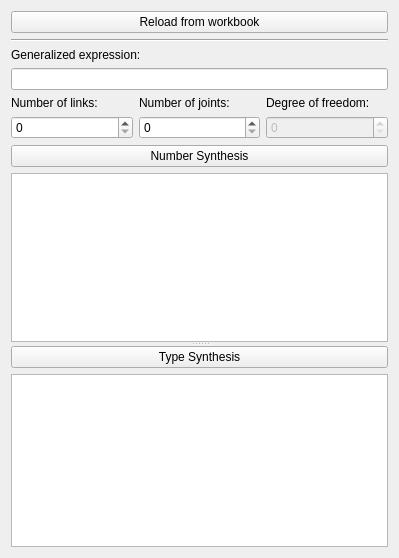
This is core/synthesis/NumberAndTypeSynthesis/Permutations.ui in KmolYuan/Pyslvs-UI as Qt 5 draws it before an edit. The edited form follows.
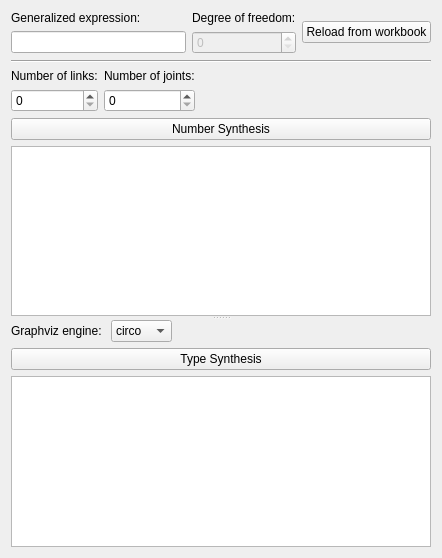
This is the edited form. Icons and pictures are not drawn.

Diff of the .ui file:
```diff
--- a/core/synthesis/NumberAndTypeSynthesis/Permutations.ui
+++ b/core/synthesis/NumberAndTypeSynthesis/Permutations.ui
@@ -6,7 +6,7 @@
    <rect>
     <x>0</x>
     <y>0</y>
-    <width>399</width>
+    <width>442</width>
     <height>558</height>
    </rect>
   </property>
@@ -17,16 +17,46 @@
    <iconset resource="../../../icons.qrc">
     <normaloff>:/icons/NumberAndTypeSynthesis.png</normaloff>:/icons/NumberAndTypeSynthesis.png</iconset>
   </property>
-  <layout class="QVBoxLayout" name="verticalLayout_4">
-   <item>
     <layout class="QVBoxLayout" name="verticalLayout">
      <item>
+    <layout class="QHBoxLayout" name="horizontalLayout_3">
+     <item>
+      <layout class="QGridLayout" name="gridLayout_2">
+       <item row="0" column="0">
+        <widget class="QLabel" name="Expression_joint_text">
+         <property name="text">
+          <string>Generalized expression:</string>
+         </property>
+        </widget>
+       </item>
+       <item row="1" column="0">
+        <widget class="QLineEdit" name="Expression_joint"/>
+       </item>
+       <item row="0" column="1">
+        <widget class="QLabel" name="DOF_text">
+         <property name="text">
+          <string>Degree of freedom:</string>
+         </property>
+        </widget>
+       </item>
+       <item row="1" column="1">
+        <widget class="QSpinBox" name="DOF_input">
+         <property name="enabled">
+          <bool>false</bool>
+         </property>
+        </widget>
+       </item>
+      </layout>
+     </item>
+     <item>
       <widget class="QPushButton" name="ReloadMechanism">
        <property name="text">
         <string>Reload from workbook</string>
        </property>
       </widget>
      </item>
+    </layout>
+   </item>
      <item>
       <widget class="Line" name="line">
        <property name="orientation">
@@ -35,18 +65,6 @@
       </widget>
      </item>
      <item>
-      <widget class="QLabel" name="label">
-       <property name="text">
-        <string>Generalized expression:</string>
-       </property>
-      </widget>
-     </item>
-     <item>
-      <widget class="QLineEdit" name="Expression_joint"/>
-     </item>
-    </layout>
-   </item>
-   <item>
     <widget class="QSplitter" name="splitter">
      <property name="orientation">
       <enum>Qt::Vertical</enum>
@@ -54,6 +72,8 @@
      <widget class="QWidget" name="verticalLayoutWidget">
       <layout class="QVBoxLayout" name="verticalLayout_2">
        <item>
+        <layout class="QHBoxLayout" name="horizontalLayout_2">
+         <item>
         <layout class="QGridLayout" name="gridLayout">
          <item row="0" column="1">
           <widget class="QLabel" name="label_4">
@@ -69,14 +89,14 @@
            </property>
           </widget>
          </item>
-         <item row="1" column="0">
+           <item row="2" column="0">
           <widget class="QSpinBox" name="NL_input">
            <property name="toolTip">
             <string>≥3</string>
            </property>
           </widget>
          </item>
-         <item row="1" column="1">
+           <item row="2" column="1">
           <widget class="QSpinBox" name="NJ_input">
            <property name="toolTip">
             <string>8~18</string>
@@ -86,19 +106,20 @@
            </property>
           </widget>
          </item>
-         <item row="0" column="2">
-          <widget class="QLabel" name="label_5">
-           <property name="text">
-            <string>Degree of freedom:</string>
-           </property>
-          </widget>
+          </layout>
          </item>
-         <item row="1" column="2">
-          <widget class="QSpinBox" name="DOF_input">
-           <property name="enabled">
-            <bool>false</bool>
+         <item>
+          <spacer name="horizontalSpacer_2">
+           <property name="orientation">
+            <enum>Qt::Horizontal</enum>
            </property>
-          </widget>
+           <property name="sizeHint" stdset="0">
+            <size>
+             <width>40</width>
+             <height>20</height>
+            </size>
+           </property>
+          </spacer>
          </item>
         </layout>
        </item>
@@ -119,6 +140,62 @@
      </widget>
      <widget class="QWidget" name="verticalLayoutWidget_2">
       <layout class="QVBoxLayout" name="verticalLayout_3">
+       <item>
+        <layout class="QHBoxLayout" name="horizontalLayout">
+         <item>
+          <widget class="QLabel" name="graph_engine_text">
+           <property name="text">
+            <string>Graphviz engine: </string>
+           </property>
+          </widget>
+         </item>
+         <item>
+          <widget class="QComboBox" name="graph_engine">
+           <property name="currentIndex">
+            <number>4</number>
+           </property>
+           <item>
+            <property name="text">
+             <string>dot</string>
+            </property>
+           </item>
+           <item>
+            <property name="text">
+             <string>neato</string>
+            </property>
+           </item>
+           <item>
+            <property name="text">
+             <string>fdp</string>
+            </property>
+           </item>
+           <item>
+            <property name="text">
+             <string>twopi</string>
+            </property>
+           </item>
+           <item>
+            <property name="text">
+             <string>circo</string>
+            </property>
+           </item>
+          </widget>
+         </item>
+         <item>
+          <spacer name="horizontalSpacer">
+           <property name="orientation">
+            <enum>Qt::Horizontal</enum>
+           </property>
+           <property name="sizeHint" stdset="0">
+            <size>
+             <width>40</width>
+             <height>20</height>
+            </size>
+           </property>
+          </spacer>
+         </item>
+        </layout>
+       </item>
        <item>
         <widget class="QPushButton" name="Combine_type">
          <property name="text">
```
Left out of the diff: 7 changed lines with no effect on the pictures. Lines whose indentation alone changed are shown as unchanged.
